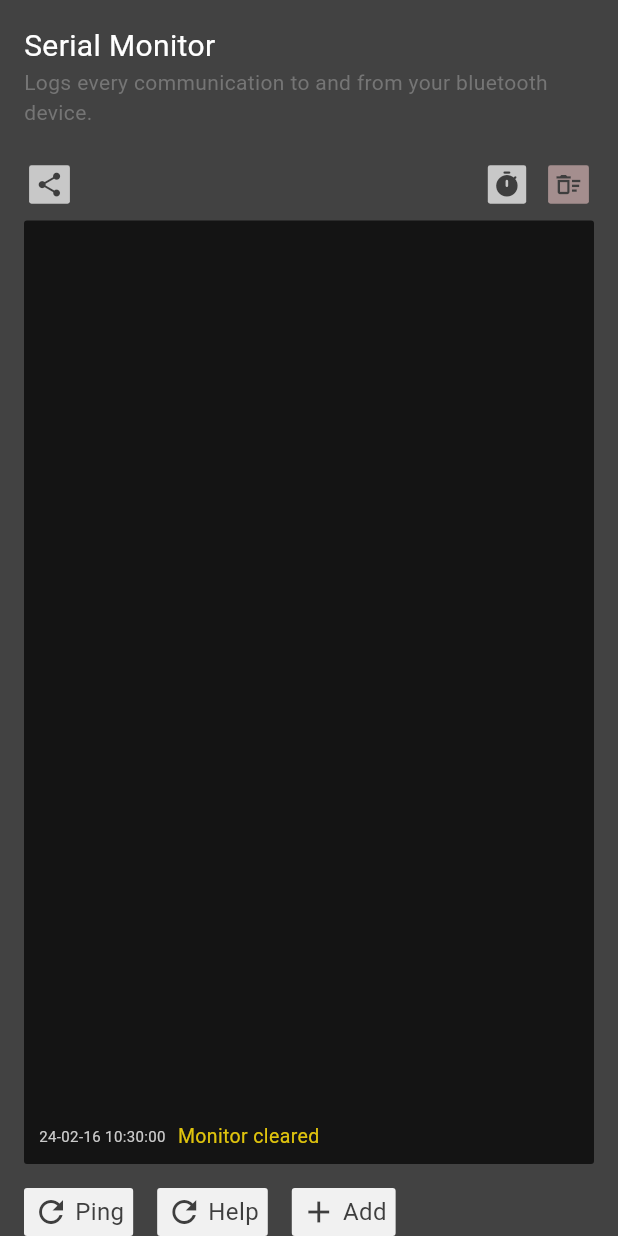
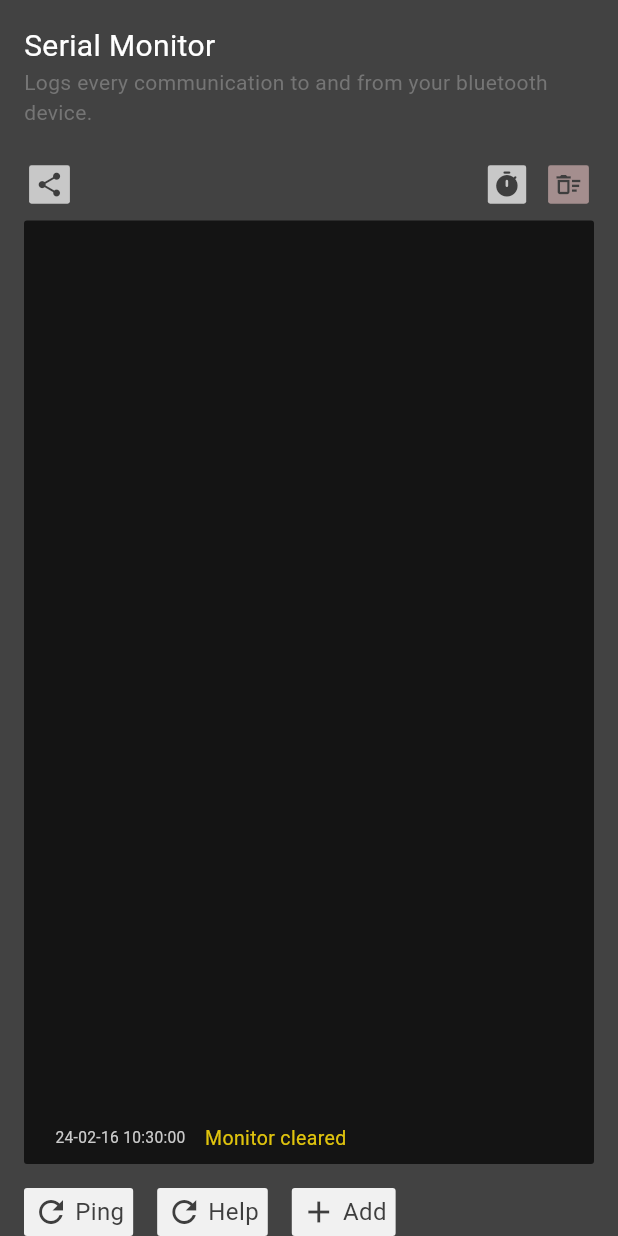
Before and after one commit to piyushagade/eFishXs-Flutter, a Flutter app: the SerialMonitorPage screen opened directly, after a tap on the "delete sweep" icon, on a phone screen of 412 x 824 dp. Run offline on Flutter 3.47's test engine with Material 3 defaults, Android fonts, the light colour scheme and no system bars; our stand-ins replace flutter_blue, flutter_local_notifications, get, google_nav_bar, permission_handler and 1 more; missing offline and left inert: dart:ffi, flutter_responsive_flex_grid; accounts and stored records are empty.

Commit message:
minor ui update;

```diff
--- a/lib/components/listitems/serialmonitoritem.dart
+++ b/lib/components/listitems/serialmonitoritem.dart
@@ -37,9 +37,9 @@
         widget.type == "outgoing" ? const Color.fromARGB(255, 194, 30, 139) : const Color.fromARGB(255, 223, 195, 13);
 
     Widget body = SizedBox(
-      height: 17.0 + (_prefs?.getInt("settings/serialmonitor/fontsize") ?? 3 / 1.8) * 1.8,
+      // height: 17.0 + (_prefs?.getInt("settings/serialmonitor/fontsize") ?? 3 / 1.8) * 1.8,
       child: SizedBox(
-        width: MediaQuery.of(context).size.width - 150,
+        // width: MediaQuery.of(context).size.width - 150,
         child: SingleChildScrollView(
           scrollDirection: Axis.horizontal,
           child: Text(
@@ -51,8 +51,7 @@
             style: TextStyle(
               color: color,
               fontSize: fontsizes[
-                      _prefs?.getInt("settings/serialmonitor/fontsize") ?? 3] +
-                  3,
+                      _prefs?.getInt("settings/serialmonitor/fontsize") ?? 3] + 3,
             ),
           ),
         ),
--- a/lib/components/listitems/serialmonitortimeitem.dart
+++ b/lib/components/listitems/serialmonitortimeitem.dart
@@ -34,22 +34,23 @@
     List<double> fontsizes = const [7, 8, 9, 10, 12, 14, 16, 20];
 
     Widget body = SizedBox(
-      height: 17.0 + (_prefs?.getInt("settings/serialmonitor/fontsize") ?? 3 / 1.8) * 1.8,
+      // height: 17.0 + (_prefs?.getInt("settings/serialmonitor/fontsize") ?? 3 / 1.8) * 1.8,
       child: Row(
         crossAxisAlignment: CrossAxisAlignment.start,
         children: [
-          Padding(
-            padding: const EdgeInsets.fromLTRB(0, 2.0, 0, 0),
+          Transform.scale(
+            scale: 0.8,
             child: Text(
+              textAlign: TextAlign.right,
               DateFormat(formats[_prefs?.getInt("settings/serialmonitor/timestampformat") ?? 1]).format(DateTime.now()),
               style: TextStyle(
                 color: const Color.fromARGB(255, 203, 203, 203),
-                fontSize: fontsizes[_prefs?.getInt("settings/serialmonitor/fontsize") ?? 3],
+                fontSize: fontsizes[_prefs?.getInt("settings/serialmonitor/fontsize") ?? 3] + 3,
               ),
             ),
           ),
 
-          const SizedBox(width: 8),
+          const SizedBox(width: 2),
         ],
       ),
     );
```
